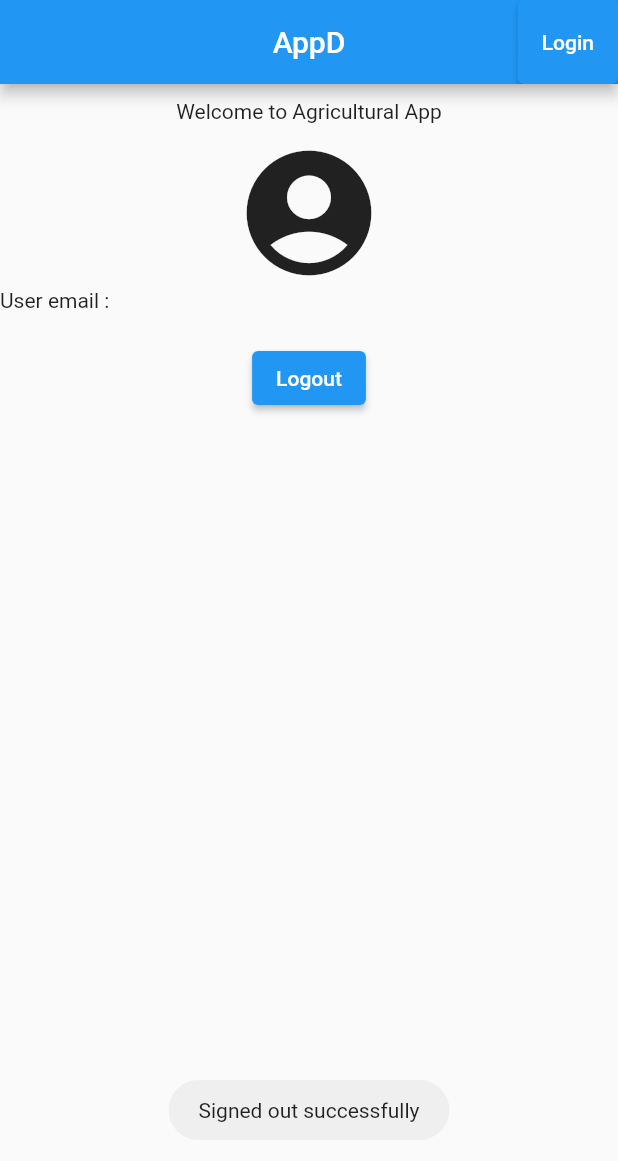
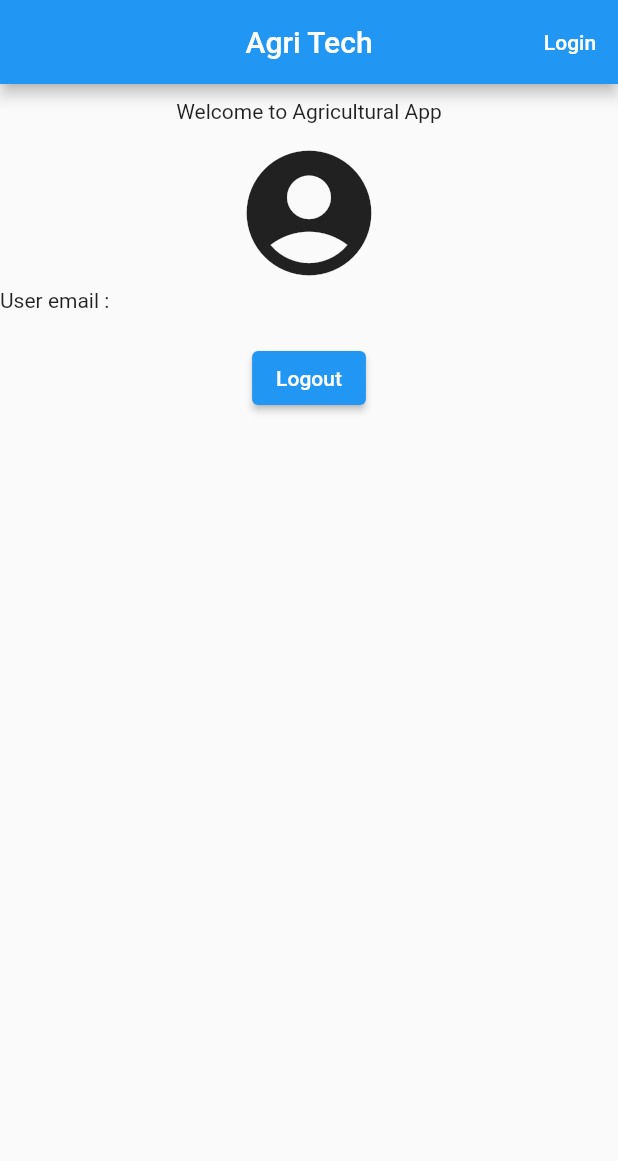
Before and after one commit to AnikateKoul/AppDProject, a Flutter app: the screen it shows after launch, after a tap on "Logout", on a phone screen of 412 x 824 dp. Shown: the top 1161 px of the screen. Run offline on Flutter 3.47's test engine with Material 2 defaults, Android fonts, the phone set to English and light mode, and no system bars; our stand-ins replace firebase_auth, firebase_core, fluttertoast, google_sign_in; missing offline and left inert: firebase_auth_web, firebase_core_web, google_sign_in_web; accounts and stored records are empty.

Commit message:
Fifth Commit

```diff
--- a/lib/pages/Homepage.dart
+++ b/lib/pages/Homepage.dart
@@ -13,7 +13,7 @@ class _HomepageState extends State<Homepage> {
   Widget build(BuildContext context) {
     return Scaffold(
       appBar: AppBar(
-        title: const Text("AppD"),
+        title: const Text("Agri Tech"),
         actions: const[
             Icon(Icons.account_circle),
         ],
--- a/lib/pages/LoginWithGoogle.dart
+++ b/lib/pages/LoginWithGoogle.dart
@@ -15,6 +15,9 @@ class LoginWithGoogle extends StatefulWidget {
 class _LoginWithGoogleState extends State<LoginWithGoogle> {
   String? userEmail = "";
   String? userImageURL;
+  String? userName = "Login";
+  bool signedOut = true;
+  bool signedIn = false;
 
   @override
   Widget build(BuildContext context) {
@@ -25,22 +28,43 @@ class _LoginWithGoogleState extends State<LoginWithGoogle> {
           size: 100,
         );
       } else {
-        return Image.network(userImageURL!, width: 100, height: 100);
+        return CircleAvatar(backgroundImage: NetworkImage(userImageURL!), radius: 50,);
+      }
+    }
+    showFlutterToast() {
+      if(!signedOut) {
+        Fluttertoast.showToast(
+          msg: "Signed out successfully",
+          toastLength: Toast.LENGTH_SHORT,
+        );
+        setState(() {
+          signedOut = true;
+          signedIn = false;
+        });
       }
     }
 
     return Scaffold(
       appBar: AppBar(
-        title: Text("AppD"),
+        title: const Text("Agri Tech"),
         centerTitle: true,
         actions: [
-          ElevatedButton(
-              onPressed: () async {
+          TextButton(
+            onPressed: () async {
+              if(!signedIn) {
                 await signInWithGoogle();
-                setState(() {});
+                setState(() {
+                  signedOut = false;
+                  signedIn = true;
+                });
                 Navigator.pushNamed(context, '/homepage');
-              },
-              child: const Text("Login")),
+              }
+            },
+            child: Text(
+              userName!,
+              style: TextStyle(color: Colors.white),
+            ),
+          ),
         ],
       ),
       body: Column(
@@ -69,11 +93,9 @@ class _LoginWithGoogleState extends State<LoginWithGoogle> {
                 await FirebaseAuth.instance.signOut();
                 userEmail = "";
                 userImageURL = null;
+                userName = "Login";
                 returnProfileImage();
-                Fluttertoast.showToast(
-                  msg: "Signed out successfully",
-                  toastLength: Toast.LENGTH_SHORT,
-                );
+                showFlutterToast();
                 await GoogleSignIn().signOut();
                 setState(() {});
               },
@@ -98,7 +120,11 @@ class _LoginWithGoogleState extends State<LoginWithGoogle> {
     );
     userEmail = googleUser?.email;
     userImageURL = googleUser?.photoUrl;
-    print(userImageURL);
+    // print(userImageURL);
+    setState(() {
+      userName = googleUser?.displayName;
+      print("Hello World");
+    });
 
     // Once signed in, return the UserCredential
     return await FirebaseAuth.instance.signInWithCredential(credential);
```
Also changed, not shown: 4 other files.
